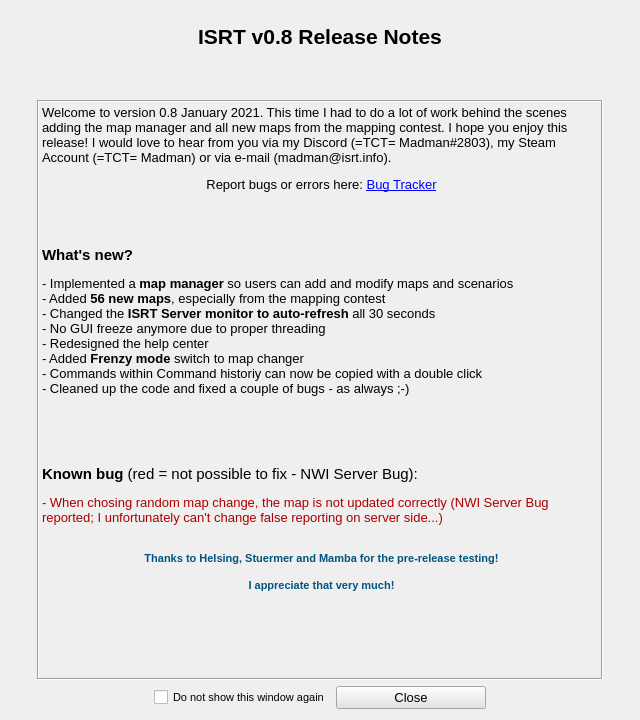
Before: the Qt Designer form Source_Code/source_files/rn_gui.ui in sargolin/ISRT-Insurgency-Sandstorm-RCON-TOOL-and-Mapchanger, drawn with Qt 5.
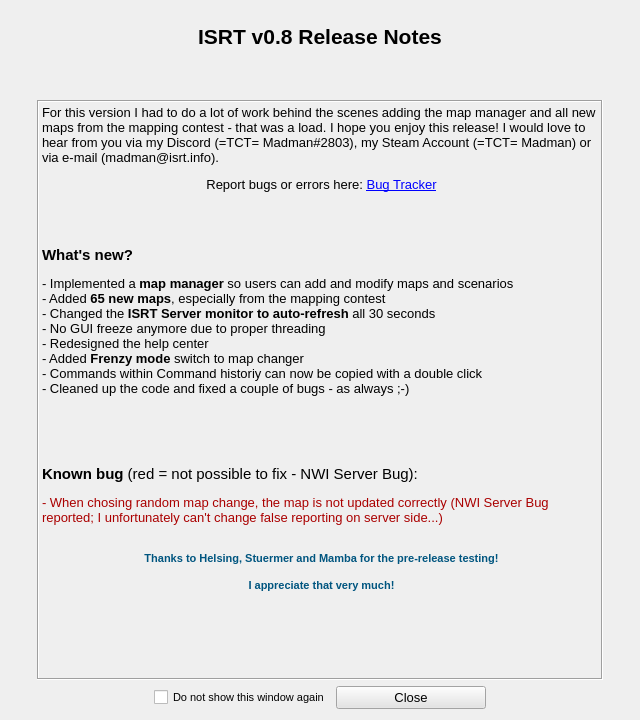
After: the same form once the commit is applied. Icons and pictures are not drawn.

```diff
--- a/Source_Code/source_files/rn_gui.ui
+++ b/Source_Code/source_files/rn_gui.ui
@@ -118,7 +118,7 @@
           <enum>QFrame::Sunken</enum>
          </property>
          <property name="text">
-          <string>&lt;html&gt;&lt;head/&gt;&lt;body&gt;&lt;p&gt;Welcome to version 0.8 January 2021. This time I had to do a lot of work behind the scenes adding the map manager and all new maps from the mapping contest. I hope you enjoy this release! I would love to hear from you via my Discord (=TCT= Madman#2803), my Steam Account (=TCT= Madman) or via e-mail (madman@isrt.info).&lt;/p&gt;&lt;p align=&quot;center&quot;&gt;Report bugs or errors here: &lt;a href=&quot;https://github.com/olli-e/ISRT-Insurgency-Sandstorm-RCON-Query-Tool/issues&quot;&gt;&lt;span style=&quot; text-decoration: underline; color:#0000ff;&quot;&gt;Bug Tracker&lt;/span&gt;&lt;/a&gt;&lt;/p&gt;&lt;p align=&quot;center&quot;&gt;&lt;br/&gt;&lt;/p&gt;&lt;p&gt;&lt;span style=&quot; font-size:11pt; font-weight:600;&quot;&gt;What's new?&lt;/span&gt;&lt;/p&gt;&lt;p&gt;- Implemented a &lt;span style=&quot; font-weight:600;&quot;&gt;map manager&lt;/span&gt; so users can add and modify maps and scenarios&lt;br/&gt;- Added &lt;span style=&quot; font-weight:600;&quot;&gt;56 new maps&lt;/span&gt;, especially from the mapping contest&lt;br/&gt;- Changed the &lt;span style=&quot; font-weight:600;&quot;&gt;ISRT Server monitor to auto-refresh&lt;/span&gt; all 30 seconds&lt;br/&gt;- No GUI freeze anymore due to proper threading&lt;br/&gt;- Redesigned the help center&lt;br/&gt;- Added &lt;span style=&quot; font-weight:600;&quot;&gt;Frenzy mode&lt;/span&gt; switch to map changer&lt;br/&gt;- Commands within Command historiy can now be copied with a double click&lt;br/&gt;- Cleaned up the code and fixed a couple of bugs - as always ;-)&lt;br/&gt;&lt;/p&gt;&lt;p&gt;&lt;br/&gt;&lt;/p&gt;&lt;p&gt;&lt;span style=&quot; font-size:11pt; font-weight:600;&quot;&gt;Known bug &lt;/span&gt;&lt;span style=&quot; font-size:11pt;&quot;&gt;(red = not possible to fix - NWI Server Bug):&lt;/span&gt;&lt;/p&gt;&lt;p&gt;&lt;span style=&quot; color:#aa0000;&quot;&gt;- When chosing random map change, the map is not updated correctly (NWI Server Bug reported; I unfortunately can't change false reporting on server side...)&lt;/span&gt;&lt;br/&gt;&lt;/p&gt;&lt;p align=&quot;center&quot;&gt;&lt;span style=&quot; font-family:'Consolas','Courier New','monospace'; font-size:8pt; font-weight:600; color:#00557f;&quot;&gt;Thanks to Helsing, Stuermer and Mamba for the pre-release testing!&lt;/span&gt;&lt;/p&gt;&lt;p align=&quot;center&quot;&gt;&lt;span style=&quot; font-family:'Consolas','Courier New','monospace'; font-size:8pt; font-weight:600; color:#00557f;&quot;&gt;I appreciate that very much!&lt;/span&gt;&lt;br/&gt;&lt;/p&gt;&lt;p&gt;&lt;br/&gt;&lt;/p&gt;&lt;/body&gt;&lt;/html&gt;</string>
+          <string>&lt;html&gt;&lt;head/&gt;&lt;body&gt;&lt;p&gt;For this version I had to do a lot of work behind the scenes adding the map manager and all new maps from the mapping contest - that was a load. I hope you enjoy this release! I would love to hear from you via my Discord (=TCT= Madman#2803), my Steam Account (=TCT= Madman) or via e-mail (madman@isrt.info).&lt;/p&gt;&lt;p align=&quot;center&quot;&gt;Report bugs or errors here: &lt;a href=&quot;https://github.com/olli-e/ISRT-Insurgency-Sandstorm-RCON-Query-Tool/issues&quot;&gt;&lt;span style=&quot; text-decoration: underline; color:#0000ff;&quot;&gt;Bug Tracker&lt;/span&gt;&lt;/a&gt;&lt;/p&gt;&lt;p align=&quot;center&quot;&gt;&lt;br/&gt;&lt;/p&gt;&lt;p&gt;&lt;span style=&quot; font-size:11pt; font-weight:600;&quot;&gt;What's new?&lt;/span&gt;&lt;/p&gt;&lt;p&gt;- Implemented a &lt;span style=&quot; font-weight:600;&quot;&gt;map manager&lt;/span&gt; so users can add and modify maps and scenarios&lt;br/&gt;- Added &lt;span style=&quot; font-weight:600;&quot;&gt;65 new maps&lt;/span&gt;, especially from the mapping contest&lt;br/&gt;- Changed the &lt;span style=&quot; font-weight:600;&quot;&gt;ISRT Server monitor to auto-refresh&lt;/span&gt; all 30 seconds&lt;br/&gt;- No GUI freeze anymore due to proper threading&lt;br/&gt;- Redesigned the help center&lt;br/&gt;- Added &lt;span style=&quot; font-weight:600;&quot;&gt;Frenzy mode&lt;/span&gt; switch to map changer&lt;br/&gt;- Commands within Command historiy can now be copied with a double click&lt;br/&gt;- Cleaned up the code and fixed a couple of bugs - as always ;-)&lt;br/&gt;&lt;/p&gt;&lt;p&gt;&lt;br/&gt;&lt;/p&gt;&lt;p&gt;&lt;span style=&quot; font-size:11pt; font-weight:600;&quot;&gt;Known bug &lt;/span&gt;&lt;span style=&quot; font-size:11pt;&quot;&gt;(red = not possible to fix - NWI Server Bug):&lt;/span&gt;&lt;/p&gt;&lt;p&gt;&lt;span style=&quot; color:#aa0000;&quot;&gt;- When chosing random map change, the map is not updated correctly (NWI Server Bug reported; I unfortunately can't change false reporting on server side...)&lt;/span&gt;&lt;br/&gt;&lt;/p&gt;&lt;p align=&quot;center&quot;&gt;&lt;span style=&quot; font-family:'Consolas','Courier New','monospace'; font-size:8pt; font-weight:600; color:#00557f;&quot;&gt;Thanks to Helsing, Stuermer and Mamba for the pre-release testing!&lt;/span&gt;&lt;/p&gt;&lt;p align=&quot;center&quot;&gt;&lt;span style=&quot; font-family:'Consolas','Courier New','monospace'; font-size:8pt; font-weight:600; color:#00557f;&quot;&gt;I appreciate that very much!&lt;/span&gt;&lt;br/&gt;&lt;/p&gt;&lt;p&gt;&lt;br/&gt;&lt;/p&gt;&lt;/body&gt;&lt;/html&gt;</string>
          </property>
          <property name="alignment">
           <set>Qt::AlignLeading|Qt::AlignLeft|Qt::AlignTop</set>
```
